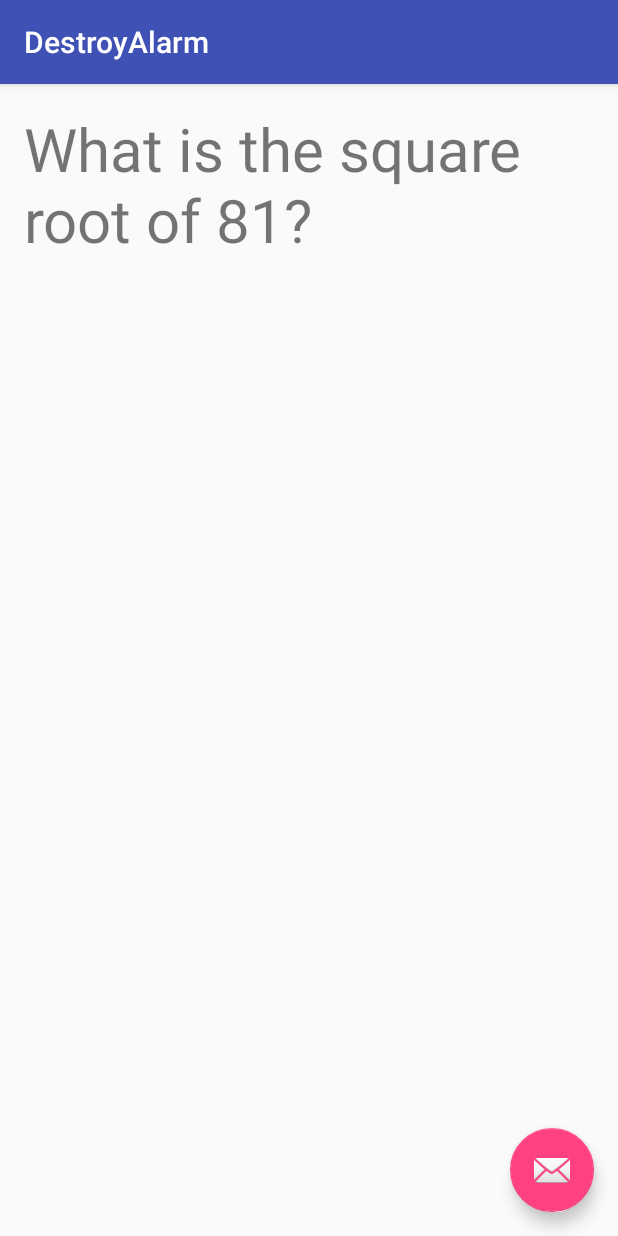
After one commit to ChristopherMurray194/AlarmQuiz, an Android app: the DestroyAlarm screen opened directly, with no data from a screen before it, on a phone screen of 412 x 824 dp. The commit adds this screen. Run offline under Robolectric (Android 15) with nearby library versions, the phone set to English and light mode, and no system bars.

Commit message:
Alarm now starts an Activity as opposed to a Service.

```diff
--- a/app/src/main/AndroidManifest.xml
+++ b/app/src/main/AndroidManifest.xml
@@ -1,7 +1,8 @@
 <?xml version="1.0" encoding="utf-8"?>
 <manifest xmlns:android="http://schemas.android.com/apk/res/android"
     package="helloandroid.brighton.uk.ac.alarmquiz" >
-    <uses-permission android:name="android.permission.VIBRATE"/>
+
+    <uses-permission android:name="android.permission.VIBRATE" />
 
     <application
         android:allowBackup="true"
@@ -34,6 +35,12 @@
             android:enabled="true"
             android:exported="true" >
         </service>
+
+        <activity
+            android:name=".DestroyAlarm"
+            android:label="@string/title_activity_destroy_alarm"
+            android:theme="@style/AppTheme.NoActionBar" >
+        </activity>
     </application>
 
 </manifest>
--- a/app/src/main/java/helloandroid/brighton/uk/ac/alarmquiz/ConfigAlarmActivity.java
+++ b/app/src/main/java/helloandroid/brighton/uk/ac/alarmquiz/ConfigAlarmActivity.java
@@ -97,8 +97,8 @@ AlarmManager alarmManager;
 
     private void RegisterAlarmBroadcast()
     {
-        Intent intent = new Intent(this, PersistentAlarm.class);
-        pendingIntent = PendingIntent.getService(this, 0, intent, 0);
+        Intent intent = new Intent(this, DestroyAlarm.class);
+        pendingIntent = PendingIntent.getActivity(this, 0, intent, 0);
         alarmManager = (AlarmManager)(this.getSystemService(Context.ALARM_SERVICE));
     }
 
--- /dev/null
+++ b/app/src/main/java/helloandroid/brighton/uk/ac/alarmquiz/DestroyAlarm.java
@@ -0,0 +1,42 @@
+package helloandroid.brighton.uk.ac.alarmquiz;
+
+import android.content.Context;
+import android.media.MediaPlayer;
+import android.os.Bundle;
+import android.os.Vibrator;
+import android.provider.Settings;
+import android.support.design.widget.FloatingActionButton;
+import android.support.design.widget.Snackbar;
+import android.support.v7.app.AppCompatActivity;
+import android.support.v7.widget.Toolbar;
+import android.view.View;
+import android.widget.RelativeLayout;
+import android.widget.TextView;
+
+public class DestroyAlarm extends AppCompatActivity {
+
+    @Override
+    protected void onCreate(Bundle savedInstanceState) {
+        super.onCreate(savedInstanceState);
+        setContentView(R.layout.activity_destroy_alarm);
+        Toolbar toolbar = (Toolbar) findViewById(R.id.toolbar);
+        setSupportActionBar(toolbar);
+
+        // Play the default ringtone
+        MediaPlayer player = MediaPlayer.create(this, Settings.System.DEFAULT_RINGTONE_URI);
+        player.start();
+
+        // Vibrate
+        Vibrator vibrator = (Vibrator) getSystemService(Context.VIBRATOR_SERVICE);
+        // Vibrate for the duration of the ringtone playback
+        vibrator.vibrate(player.getDuration());
+
+        TextView textView = new TextView(this);
+        textView.setTextSize(40);
+        textView.setText(R.string.square_root_eighty_one);
+
+        RelativeLayout layout = (RelativeLayout) findViewById(R.id.relLayout);
+        layout.addView(textView);
+    }
+
+}
--- a/app/src/main/java/helloandroid/brighton/uk/ac/alarmquiz/PersistentAlarm.java
+++ b/app/src/main/java/helloandroid/brighton/uk/ac/alarmquiz/PersistentAlarm.java
@@ -35,16 +35,18 @@ public class PersistentAlarm extends Service
         // Vibrate for the duration of the ringtone playback
         vibrator.vibrate(player.getDuration());
 
-        Toast.makeText(this, "Alarm Time Reached", Toast.LENGTH_LONG).show();
+        StartDestroyAlarm();
+
         //onDestroy();
         return START_STICKY;
     }
 
-    @Override
-    public void onDestroy()
+    private void StartDestroyAlarm()
     {
-        super.onDestroy();
-        Toast.makeText(this, "Service Destroyed", Toast.LENGTH_LONG).show();
+        Intent intent = new Intent();
+        intent.setClass(this, DestroyAlarm.class);
+        intent.setFlags(Intent.FLAG_ACTIVITY_NEW_TASK);
+        startActivity(intent);
     }
 
 }
--- /dev/null
+++ b/app/src/main/res/layout/activity_destroy_alarm.xml
@@ -0,0 +1,25 @@
+<?xml version="1.0" encoding="utf-8"?>
+<android.support.design.widget.CoordinatorLayout
+    xmlns:android="http://schemas.android.com/apk/res/android"
+    xmlns:app="http://schemas.android.com/apk/res-auto"
+    xmlns:tools="http://schemas.android.com/tools" android:layout_width="match_parent"
+    android:layout_height="match_parent" android:fitsSystemWindows="true"
+    tools:context="helloandroid.brighton.uk.ac.alarmquiz.DestroyAlarm">
+
+    <android.support.design.widget.AppBarLayout android:layout_height="wrap_content"
+        android:layout_width="match_parent" android:theme="@style/AppTheme.AppBarOverlay">
+
+        <android.support.v7.widget.Toolbar android:id="@+id/toolbar"
+            android:layout_width="match_parent" android:layout_height="?attr/actionBarSize"
+            android:background="?attr/colorPrimary" app:popupTheme="@style/AppTheme.PopupOverlay" />
+
+    </android.support.design.widget.AppBarLayout>
+
+    <include layout="@layout/content_destroy_alarm" />
+
+    <android.support.design.widget.FloatingActionButton android:id="@+id/fab"
+        android:layout_width="wrap_content" android:layout_height="wrap_content"
+        android:layout_gravity="bottom|end" android:layout_margin="@dimen/fab_margin"
+        android:src="@android:drawable/ic_dialog_email" />
+
+</android.support.design.widget.CoordinatorLayout>
--- /dev/null
+++ b/app/src/main/res/layout/content_destroy_alarm.xml
@@ -0,0 +1,14 @@
+<?xml version="1.0" encoding="utf-8"?>
+<RelativeLayout xmlns:android="http://schemas.android.com/apk/res/android"
+    android:id="@+id/relLayout"
+    xmlns:tools="http://schemas.android.com/tools"
+    xmlns:app="http://schemas.android.com/apk/res-auto" android:layout_width="match_parent"
+    android:layout_height="match_parent" android:paddingLeft="@dimen/activity_horizontal_margin"
+    android:paddingRight="@dimen/activity_horizontal_margin"
+    android:paddingTop="@dimen/activity_vertical_margin"
+    android:paddingBottom="@dimen/activity_vertical_margin"
+    app:layout_behavior="@string/appbar_scrolling_view_behavior"
+    tools:showIn="@layout/activity_destroy_alarm"
+    tools:context="helloandroid.brighton.uk.ac.alarmquiz.DestroyAlarm">
+
+</RelativeLayout>
--- a/app/src/main/res/values/strings.xml
+++ b/app/src/main/res/values/strings.xml
@@ -62,4 +62,6 @@
 
     <string name="pref_title_vibrate">Vibrate</string>
     <string name="title_activity_config_alarm">Configure Alarm</string>
+    <string name="title_activity_destroy_alarm">DestroyAlarm</string>
+    <string name="square_root_eighty_one">What is the square root of 81?</string>
 </resources>
```
